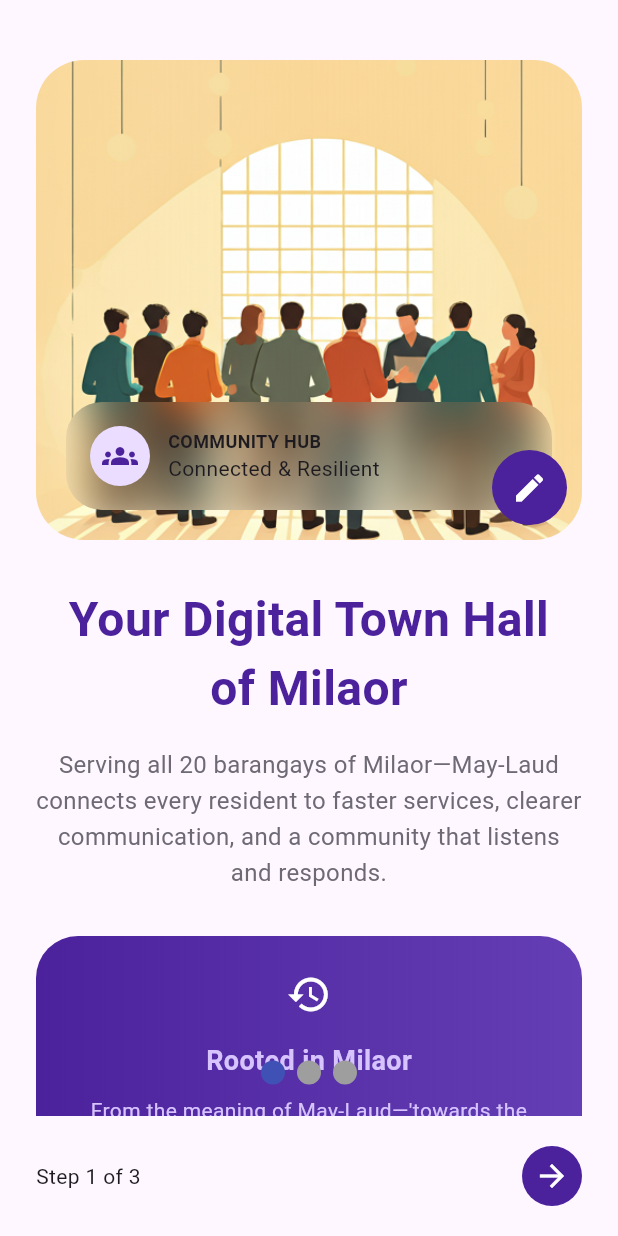
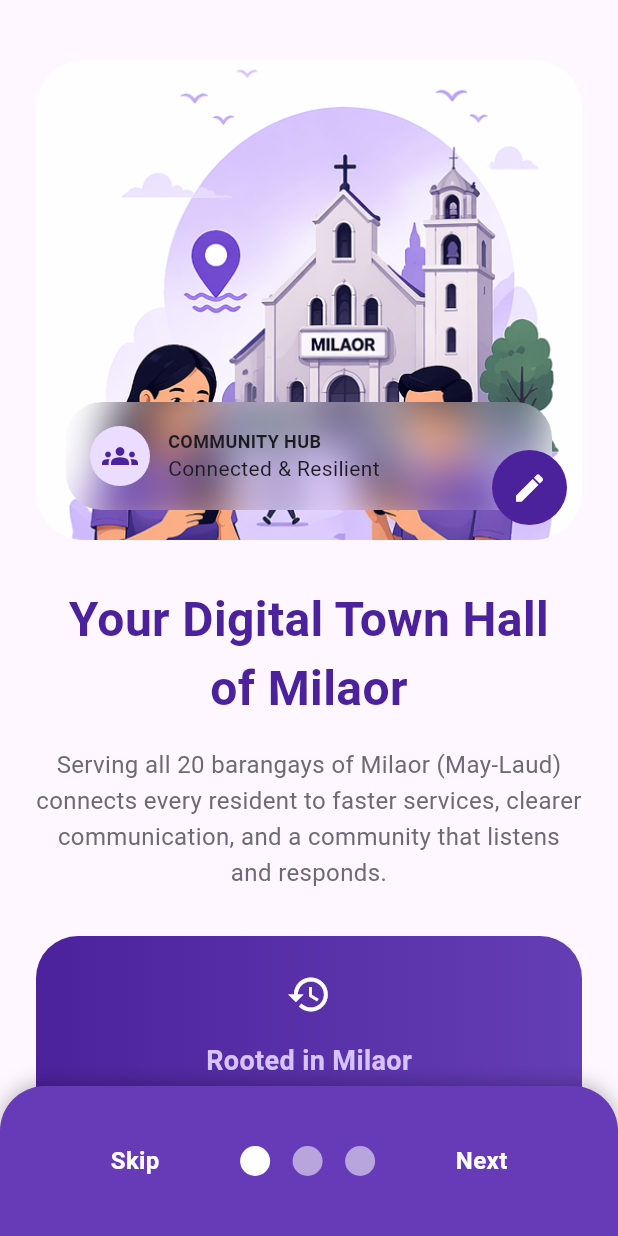
Before and after one commit to jmcallo-dev/may_laud, a Flutter app: the screen it shows after launch, on a phone screen of 412 x 824 dp. Run offline on Flutter 3.47's test engine with Material 3 defaults, Android fonts, the phone set to English and light mode, and no system bars; drawn by our look-alikes of smooth_page_indicator; our stand-ins replace flutter_svg.

Commit message:
changes for production

```diff
--- a/lib/intro_screens/intro_page1.dart
+++ b/lib/intro_screens/intro_page1.dart
@@ -1,7 +1,6 @@
 import 'dart:ui';
 
 import 'package:flutter/material.dart';
-import 'intro_page2.dart';
 
 // Intro page 1
 class IntroPage1 extends StatelessWidget {
@@ -28,7 +27,7 @@ class IntroPage1 extends StatelessWidget {
                             ClipRRect(
                               borderRadius: BorderRadius.circular(32),
                               child: Image.asset(
-                                'assets/images/onboard1.png',
+                                'assets/images/intro_page1.png',
                                 height: 320,
                                 width: double.infinity,
                                 fit: BoxFit.cover,
@@ -112,7 +111,7 @@ class IntroPage1 extends StatelessWidget {
                         const SizedBox(height: 16),
 
                         const Text(
-                          "Serving all 20 barangays of Milaor—May-Laud connects every resident to faster services, clearer communication, and a community that listens and responds.",
+                          "Serving all 20 barangays of Milaor (May-Laud) connects every resident to faster services, clearer communication, and a community that listens and responds.",
                           textAlign: TextAlign.center,
                           style: TextStyle(
                             fontSize: 16,
@@ -165,30 +164,30 @@ class IntroPage1 extends StatelessWidget {
                     ),
                   ),
                 ),
-                Container(
-                  padding:
-                      const EdgeInsets.symmetric(horizontal: 24, vertical: 20),
-                  child: Row(
-                    mainAxisAlignment: MainAxisAlignment.spaceBetween,
-                    children: [
-                      const Text("Step 1 of 3"),
-                      GestureDetector(
-                        onTap: () {
-                          Navigator.push(
-                            context,
-                            MaterialPageRoute(
-                              builder: (_) => const IntroPage2(),
-                            ),
-                          );
-                        },
-                        child: const CircleAvatar(
-                          backgroundColor: Color(0xFF4C229C),
-                          child: Icon(Icons.arrow_forward, color: Colors.white),
-                        ),
-                      ),
-                    ],
-                  ),
-                ),
+                // Container(
+                //   padding:
+                //       const EdgeInsets.symmetric(horizontal: 24, vertical: 20),
+                //   child: Row(
+                //     mainAxisAlignment: MainAxisAlignment.spaceBetween,
+                //     children: [
+                //       const Text("Step 1 of 3"),
+                //       GestureDetector(
+                //         onTap: () {
+                //           Navigator.push(
+                //             context,
+                //             MaterialPageRoute(
+                //               builder: (_) => const IntroPage2(),
+                //             ),
+                //           );
+                //         },
+                //         child: const CircleAvatar(
+                //           backgroundColor: Color(0xFF4C229C),
+                //           child: Icon(Icons.arrow_forward, color: Colors.white),
+                //         ),
+                //       ),
+                //     ],
+                //   ),
+                // ),
               ],
             ),
           ),
--- a/lib/onboarding_screen.dart
+++ b/lib/onboarding_screen.dart
@@ -2,6 +2,7 @@ import 'package:flutter/material.dart';
 import 'package:may_laud/intro_screens/intro_page1.dart';
 import 'package:may_laud/intro_screens/intro_page2.dart';
 import 'package:may_laud/intro_screens/intro_page3.dart';
+import 'package:may_laud/user_login/login_number.dart';
 import 'package:smooth_page_indicator/smooth_page_indicator.dart';
 
 void main() {
@@ -20,38 +21,169 @@ class MyApp extends StatelessWidget {
   }
 }
 
-//ANIMATION PAGE
 class OnboardingScreen extends StatefulWidget {
   const OnboardingScreen({super.key});
 
   @override
-  // ignore: library_private_types_in_public_api
-  _OnboardingScreenState createState() => _OnboardingScreenState();
+  State<OnboardingScreen> createState() => _OnboardingScreenState();
 }
 
 class _OnboardingScreenState extends State<OnboardingScreen> {
-  // controller to keep track of which page we are on
   final PageController _controller = PageController();
+
+  bool onLastPage = false;
+
+  @override
+  void dispose() {
+    _controller.dispose();
+    super.dispose();
+  }
+
+  Widget _buildBottomBar() {
+    return AnimatedSwitcher(
+      duration: const Duration(milliseconds: 600),
+      switchInCurve: Curves.easeIn,
+      switchOutCurve: Curves.easeOut,
+      transitionBuilder: (Widget child, Animation<double> animation) {
+        return FadeTransition(
+          opacity: animation,
+          child: child,
+        );
+      },
+      child: onLastPage
+          ? Padding(
+              key: const ValueKey('get_started'),
+              padding: const EdgeInsets.all(20),
+              child: SizedBox(
+                width: double.infinity,
+                height: 55,
+                child: ElevatedButton(
+                  onPressed: () {
+                    Navigator.push(
+                      context,
+                      MaterialPageRoute(
+                        builder: (context) => const LoginScreen(),
+                      ),
+                    );
+                  },
+                  style: ElevatedButton.styleFrom(
+                    backgroundColor: Colors.white,
+                    foregroundColor: Colors.deepPurple,
+                    shape: RoundedRectangleBorder(
+                      borderRadius: BorderRadius.circular(30),
+                    ),
+                    elevation: 3,
+                  ),
+                  child: const Text(
+                    'Get Started',
+                    style: TextStyle(
+                      fontSize: 16,
+                      fontWeight: FontWeight.bold,
+                    ),
+                  ),
+                ),
+              ),
+            )
+          : Padding(
+              key: const ValueKey('navigation'),
+              padding: const EdgeInsets.symmetric(horizontal: 20),
+              child: Row(
+                mainAxisAlignment: MainAxisAlignment.spaceEvenly,
+                children: [
+                  GestureDetector(
+                    onTap: () {
+                      _controller.jumpToPage(2);
+                    },
+                    child: const Text(
+                      'Skip',
+                      style: TextStyle(
+                        color: Colors.white,
+                        fontSize: 16,
+                        fontWeight: FontWeight.bold,
+                      ),
+                    ),
+                  ),
+                  SmoothPageIndicator(
+                    controller: _controller,
+                    count: 3,
+                    effect: JumpingDotEffect(
+                      activeDotColor: Colors.white,
+                      dotColor: Colors.white54,
+                      dotHeight: 20,
+                      dotWidth: 20,
+                      spacing: 15,
+                      verticalOffset: 20,
+                    ),
+                  ),
+                  GestureDetector(
+                    onTap: () {
+                      _controller.nextPage(
+                        duration: const Duration(milliseconds: 500),
+                        curve: Curves.easeInOut,
+                      );
+                    },
+                    child: const Text(
+                      'Next',
+                      style: TextStyle(
+                        color: Colors.white,
+                        fontSize: 16,
+                        fontWeight: FontWeight.bold,
+                      ),
+                    ),
+                  ),
+                ],
+              ),
+            ),
+    );
+  }
 
   @override
   Widget build(BuildContext context) {
     return Scaffold(
-      body: Stack(children: [
-        // page view
+      body: Stack(
+        children: [
+          // PAGE VIEW
           PageView(
             controller: _controller,
-          children: [
+            onPageChanged: (index) {
+              setState(() {
+                onLastPage = (index == 2);
+              });
+            },
+            children: const [
               IntroPage1(),
               IntroPage2(),
               IntroPage3(),
             ],
           ),
 
-        Container(
-          alignment: Alignment(0, 0.75),
-          child: SmoothPageIndicator(controller: _controller, count: 3),
-        )
-      ]),
+          // BOTTOM CONTAINER
+          Align(
+            alignment: const Alignment(0, 1),
+            child: Container(
+              height: 100,
+              width: double.infinity,
+              decoration: const BoxDecoration(
+                color: Colors.deepPurple,
+                borderRadius: BorderRadius.only(
+                  topLeft: Radius.circular(30),
+                  topRight: Radius.circular(30),
+                ),
+                boxShadow: [
+                  BoxShadow(
+                    blurRadius: 10,
+                    color: Colors.black26,
+                    offset: Offset(0, -2),
+                  ),
+                ],
+              ),
+              child: Center(
+                child: _buildBottomBar(),
+              ),
+            ),
+          ),
+        ],
+      ),
     );
   }
 }
```
Also changed, not shown: lib/intro_screens/intro_page2.dart (+28 -28 lines), lib/intro_screens/intro_page3.dart (+51 -52 lines), assets/images/intro_page1.png (added), assets/images/intro_page2.png (added), assets/images/intro_page3.png (added). Lines whose indentation alone changed are shown as unchanged.
